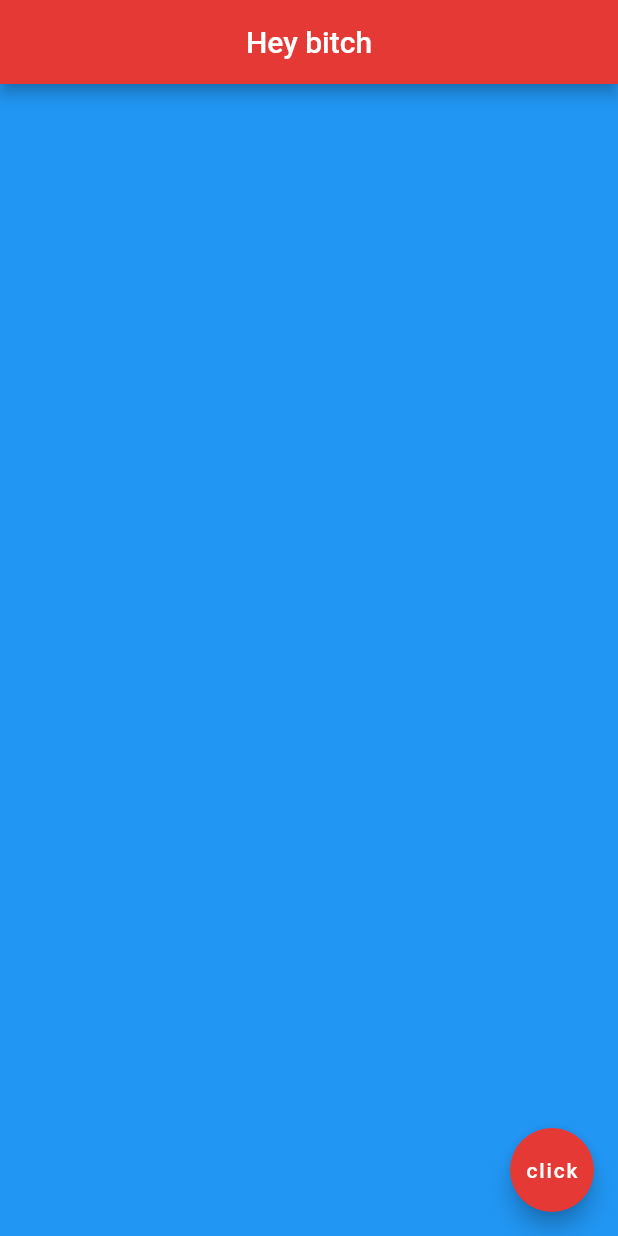
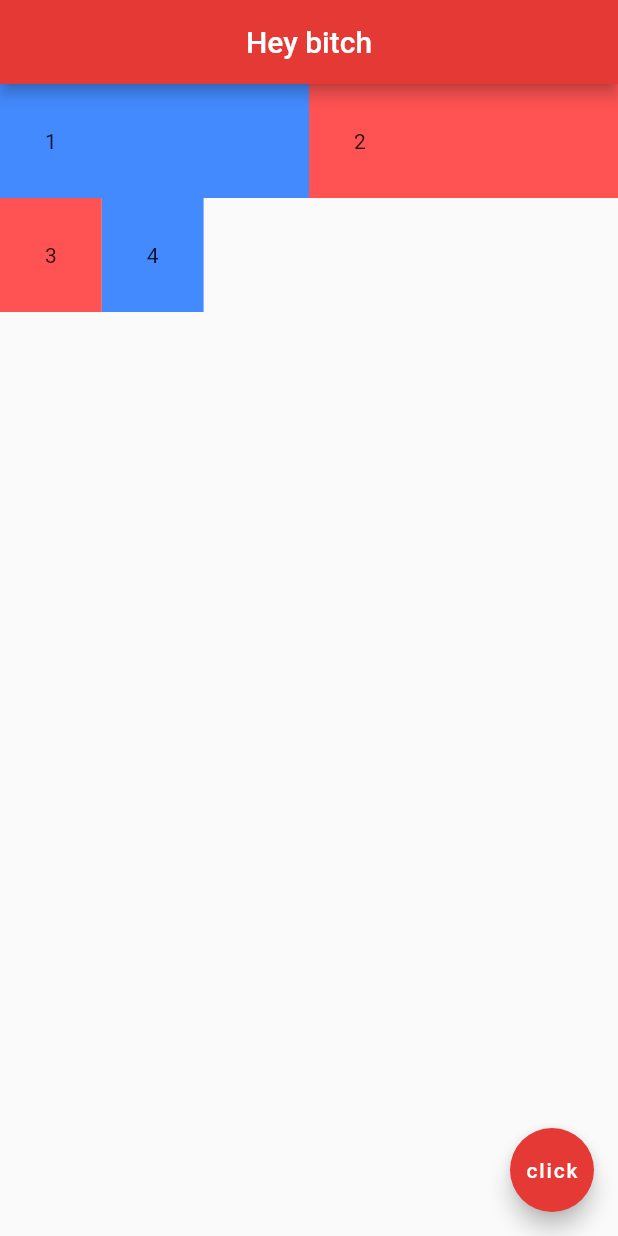
Before and after one commit to Emericen/flutter_main, a Flutter app: the Home screen opened directly, on a phone screen of 412 x 824 dp. Run offline on Flutter 3.47's test engine with Material 2 defaults, Android fonts, the phone set to English and light mode, and no system bars.

```diff
--- a/lib/eddy.dart
+++ b/lib/eddy.dart
@@ -1,3 +1,4 @@
+import 'package:flutter/cupertino.dart';
 import 'package:flutter/material.dart';
 
 void main() {
@@ -53,16 +54,109 @@ class Home extends StatelessWidget {
 //            icon: Icon(Icons.alternate_email),
 //            color: Colors.amber,
 //          ),
-        body: Container(
-          color: Colors.blue,
+
+
+//        body: Container(
+////          padding: EdgeInsets.symmetric(horizontal: 30.0, vertical: 10.0),
+//          padding: EdgeInsets.all(30),
+//          margin: EdgeInsets.all(30),
+//          color: Colors.grey,
 //          child: Text('hello'),
+//        ),
+
+//      body: Padding(
+//        padding: EdgeInsets.all(90.0),
+//        child: Text('hello'),
+//      ),
+
+//      body: Row(
+////        mainAxisAlignment: MainAxisAlignment.center,
+////        mainAxisAlignment: MainAxisAlignment.spaceBetween,
+////        mainAxisAlignment: MainAxisAlignment.spaceEvenly,
+////        crossAxisAlignment: CrossAxisAlignment.start,
+//
+//        children:<Widget>[
+//          Text('1st element of row.'),
+//          FlatButton(
+//            onPressed: (){},
+//            color: Colors.amber,
+//            child: Text('2rd.')
+//          ),
+//          Container(
+//            color: Colors.cyan,
+//            padding: EdgeInsets.all(30),
+//            child: Text('3rd, a container.'),
+//          ),
+//        ],
+//      ),
+        body: Column(
+          children: <Widget>[
+            Row(
+              children: <Widget>[
+                Expanded(
+                  child: Container(
+                    padding: EdgeInsets.all(30),
+                    color: Colors.blueAccent,
+                    child: Text('1')
+                  )
+                ),
+                Expanded(
+                  child:Container(
+                    padding: EdgeInsets.all(30),
+                    color: Colors.redAccent,
+                    child: Text('2')
+                  )
+                )
+              ],
+            ),
+            Row(
+              children: <Widget>[
+                Container(
+                  padding: EdgeInsets.all(30),
+                  color: Colors.redAccent,
+                  child: Text('3'),
+                ),
+                Container(
+                  padding: EdgeInsets.all(30),
+                  color: Colors.blueAccent,
+                  child: Text('4')
+                )
+              ],
+            )
+          ],
         ),
 
+//      body: Row(
+//        crossAxisAlignment: CrossAxisAlignment.start,
+//        children: <Widget>[
+//          Expanded(
+//            child: Container(
+//              padding: EdgeInsets.all(30),
+//              color: Colors.blueAccent,
+//              child: Text('BLUE')
+//            )
+//          ),
+//          Expanded(
+//            child: Container(
+//              padding: EdgeInsets.all(30),
+//              color: Colors.white,
+//              child: Text('WHITE')
+//            )
+//          ),
+//          Expanded(
+//            child: Container(
+//              padding: EdgeInsets.all(30),
+//              color:Colors.redAccent,
+//              child: Text('RED')
+//            )
+//          )
+//        ]
+//      ),
 
       floatingActionButton: FloatingActionButton(
         child: Text("click"),
         backgroundColor: Colors.red[600],
-        )
+      ),
 
 
     );
--- a/pubspec.yaml
+++ b/pubspec.yaml
@@ -45,10 +45,8 @@ flutter:
   uses-material-design: true
 
   # To add assets to your application, add an assets section, like this:
-  # assets:
-  #   - images/a_dot_burr.jpeg
-  #   - images/a_dot_ham.jpeg
-
+  assets:
+    - assets/thumbnail.png
   # An image asset can refer to one or more resolution-specific "variants", see
   # https://flutter.dev/assets-and-images/#resolution-aware.
 
```
Also changed, not shown: lib/IDCard.dart (added, +96 -0 lines), assets/thumbnail.png (added). Lines whose indentation alone changed are shown as unchanged.
